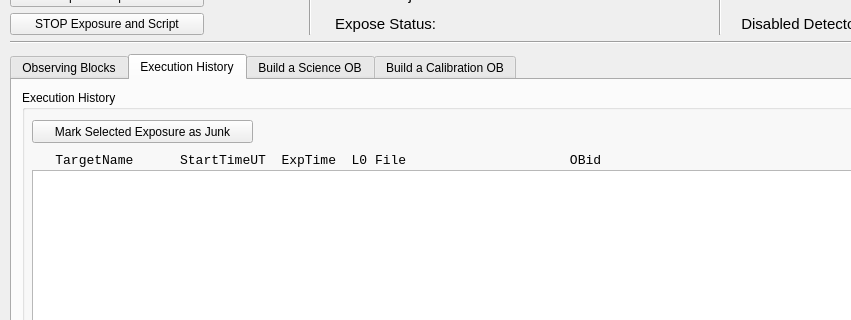
The window that kpf/OB_GUI/KPF_OB_GUI.ui (KeckObservatory/KPFTranslator) describes before a commit, drawn with Qt 5; both pictures show x 0 to 851 and y 145 to 465 of the 1076 by 916 pixel window.
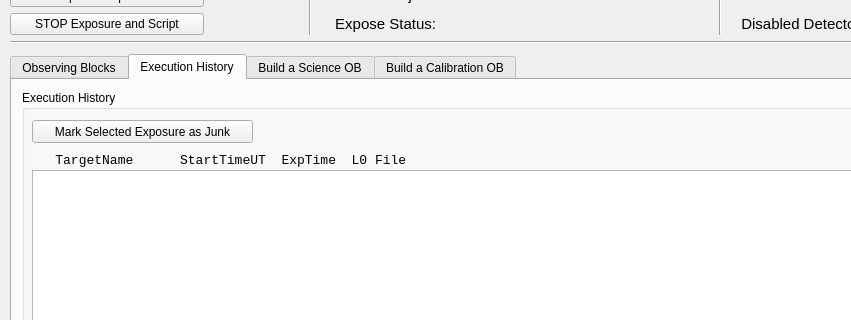
The same window after the commit. The open tabs and pages were chosen to show the change.

Commit message: Don’t list id hash in GUI

Patch:
```diff
--- a/kpf/OB_GUI/KPF_OB_GUI.ui
+++ b/kpf/OB_GUI/KPF_OB_GUI.ui
@@ -897,7 +897,7 @@
         </font>
        </property>
        <property name="text">
-        <string>   TargetName      StartTimeUT  ExpTime  L0 File                     OBid</string>
+        <string>   TargetName      StartTimeUT  ExpTime  L0 File</string>
        </property>
       </widget>
       <widget class="QPushButton" name="MarkExposureJunk">
```
The commit also changes 1 other file.
